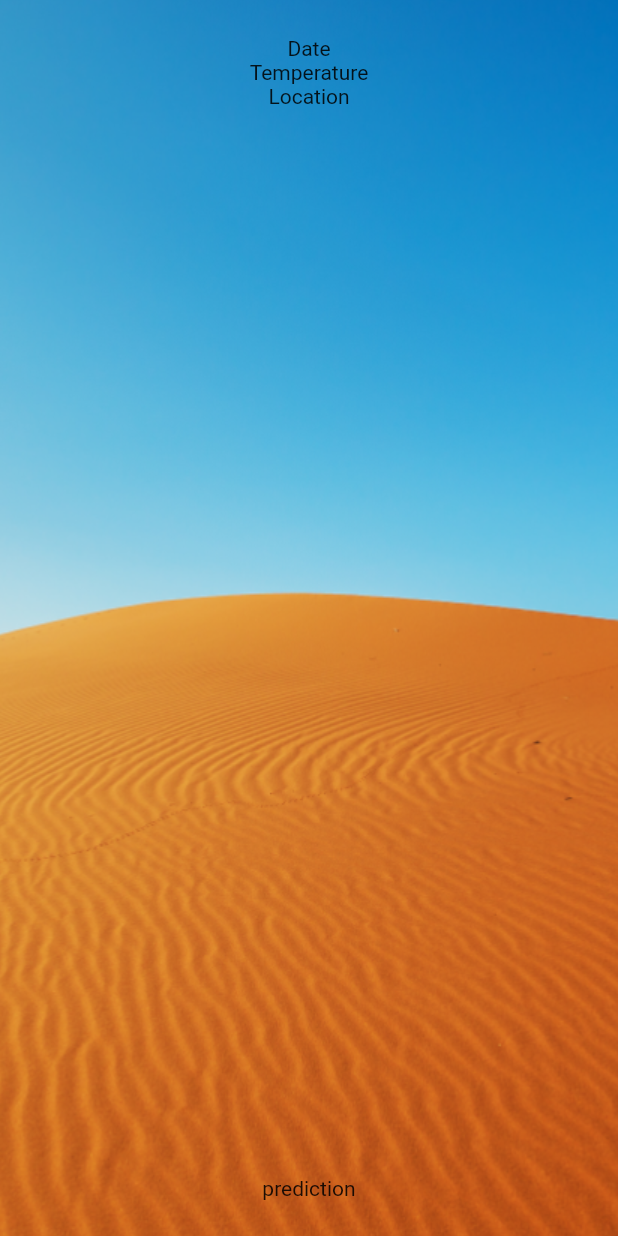
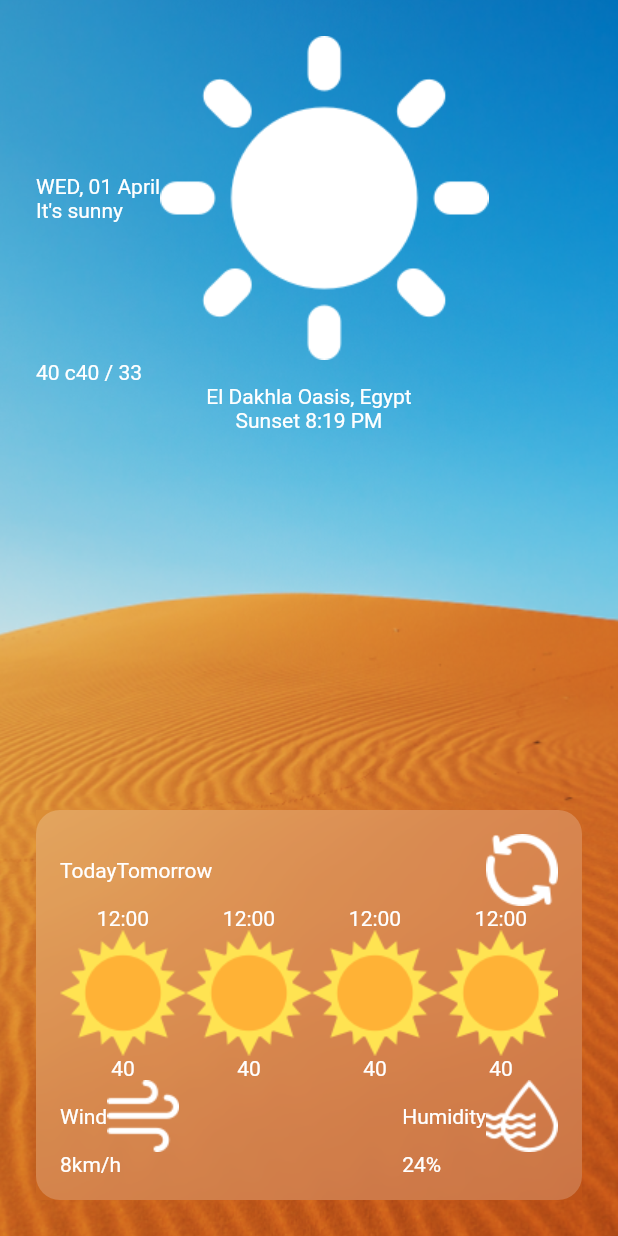
Before and after one commit to kajornsakp/weather_app, a Flutter app: the screen it shows after launch, on a phone screen of 412 x 824 dp. Run offline on Flutter 3.47's test engine with Material 2 defaults, Android fonts, the phone set to English and light mode, and no system bars.

Commit message:
[+] add widgets without sizing

```diff
--- a/lib/main.dart
+++ b/lib/main.dart
@@ -1,3 +1,5 @@
+import 'dart:ui';
+
 import 'package:flutter/material.dart';
 
 void main() {
@@ -11,15 +13,16 @@ class MyApp extends StatelessWidget {
     return MaterialApp(
       title: 'Flutter Demo',
       theme: ThemeData(
-        primarySwatch: Colors.blue,
-      ),
+          primarySwatch: Colors.blue,
+          textTheme: TextTheme(
+              bodyText1: TextStyle(color: Colors.white),
+              bodyText2: TextStyle(color: Colors.white))),
       home: HomePage(),
     );
   }
 }
 
 class HomePage extends StatelessWidget {
-
   @override
   Widget build(BuildContext context) {
     return Scaffold(
@@ -27,20 +30,136 @@ class HomePage extends StatelessWidget {
         child: Container(
           decoration: BoxDecoration(
             image: DecorationImage(
-              image: AssetImage('assets/desert.png'),
-              fit: BoxFit.none
-            ),
+                image: AssetImage('assets/desert.png'), fit: BoxFit.none),
           ),
           child: Center(
             child: Padding(
               padding: const EdgeInsets.all(24),
               child: Column(
                 children: [
-                  Text("Date"),
-                  Text("Temperature"),
-                  Text("Location"),
+                  Row(
+                    children: [
+                      Column(
+                        crossAxisAlignment: CrossAxisAlignment.start,
+                        children: [
+                          Text("WED, 01 April"),
+                          Text("It's sunny"),
+                        ],
+                      ),
+                      Image.asset("assets/bigsun.png")
+                    ],
+                  ),
+                  Row(
+                    children: [
+                      Text("40 c"),
+                      Text("40 / 33"),
+                    ],
+                  ),
+                  Text("El Dakhla Oasis, Egypt"),
+                  Text("Sunset 8:19 PM"),
                   Spacer(),
-                  Text("prediction")
+                  ClipRect(
+                    child: BackdropFilter(
+                      filter: ImageFilter.blur(sigmaX: 10, sigmaY: 10),
+                      child: Container(
+                        decoration: BoxDecoration(
+                          borderRadius: BorderRadius.all(Radius.circular(16)),
+                          color: Colors.white.withOpacity(0.2),
+                        ),
+                        padding: EdgeInsets.all(16),
+                        child: Container(
+                          child: Column(
+                            children: [
+                              Row(
+                                children: [
+                                  Text('Today'),
+                                  Text('Tomorrow'),
+                                  Spacer(),
+                                  Image.asset('assets/refresh.png')
+                                ],
+                              ),
+                              SingleChildScrollView(
+                                scrollDirection: Axis.horizontal,
+                                child: Row(
+                                  children: [
+                                    Column(
+                                      children: [
+                                        Text("12:00"),
+                                        Image.asset('assets/sunny.png'),
+                                        Text("40")
+                                      ],
+                                    ),Column(
+                                      children: [
+                                        Text("12:00"),
+                                        Image.asset('assets/sunny.png'),
+                                        Text("40")
+                                      ],
+                                    ),Column(
+                                      children: [
+                                        Text("12:00"),
+                                        Image.asset('assets/sunny.png'),
+                                        Text("40")
+                                      ],
+                                    ),Column(
+                                      children: [
+                                        Text("12:00"),
+                                        Image.asset('assets/sunny.png'),
+                                        Text("40")
+                                      ],
+                                    ),Column(
+                                      children: [
+                                        Text("12:00"),
+                                        Image.asset('assets/sunny.png'),
+                                        Text("40")
+                                      ],
+                                    ),Column(
+                                      children: [
+                                        Text("12:00"),
+                                        Image.asset('assets/sunny.png'),
+                                        Text("40")
+                                      ],
+                                    ),
+                                  ],
+                                ),
+                              ),
+                              Row(
+                                mainAxisAlignment:
+                                    MainAxisAlignment.spaceBetween,
+                                children: [
+                                  Column(
+                                    crossAxisAlignment:
+                                        CrossAxisAlignment.start,
+                                    children: [
+                                      Row(
+                                        children: [
+                                          Text("Wind"),
+                                          Image.asset('assets/windy.png')
+                                        ],
+                                      ),
+                                      Text("8km/h")
+                                    ],
+                                  ),
+                                  Column(
+                                    crossAxisAlignment:
+                                        CrossAxisAlignment.start,
+                                    children: [
+                                      Row(
+                                        children: [
+                                          Text("Humidity"),
+                                          Image.asset('assets/humidity.png')
+                                        ],
+                                      ),
+                                      Text("24%"),
+                                    ],
+                                  ),
+                                ],
+                              )
+                            ],
+                          ),
+                        ),
+                      ),
+                    ),
+                  )
                 ],
               ),
             ),
@@ -49,5 +168,4 @@ class HomePage extends StatelessWidget {
       ),
     );
   }
-
 }
```
